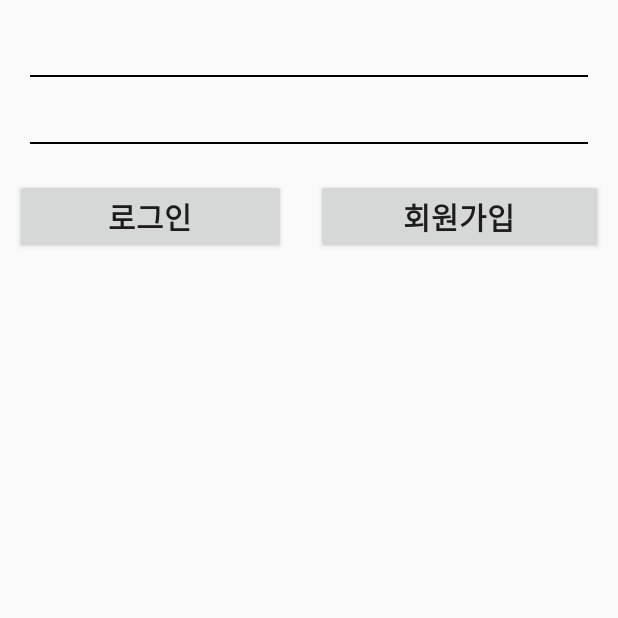
After one commit to pyowonsik/android_playground, an Android app: the FireBasePracticeActivity screen opened directly, with no data from a screen before it, on a phone screen of 412 x 824 dp, the top half of it. The commit adds this screen. Run offline under Robolectric (Android 15) with nearby library versions, the phone set to English and light mode, and no system bars; our stand-ins replace Firebase (no records; nobody signed in at launch, a user with empty details on screens opened directly), data binding.

Commit message:
feat : firebase auth

```diff
--- a/app/build.gradle.kts
+++ b/app/build.gradle.kts
@@ -1,6 +1,7 @@
 plugins {
     alias(libs.plugins.android.application)
     alias(libs.plugins.jetbrains.kotlin.android)
+    id("com.google.gms.google-services")
 }
 
 android {
@@ -50,4 +51,9 @@ dependencies {
     testImplementation(libs.junit)
     androidTestImplementation(libs.androidx.junit)
     androidTestImplementation(libs.androidx.espresso.core)
+
+    implementation(platform("com.google.firebase:firebase-bom:33.1.1"))
+    implementation("com.google.firebase:firebase-analytics")
+    implementation("com.google.firebase:firebase-auth-ktx")
+
 }
--- a/app/src/main/java/com/wspyo/android_playground/MainActivity.kt
+++ b/app/src/main/java/com/wspyo/android_playground/MainActivity.kt
@@ -9,6 +9,7 @@ import androidx.activity.enableEdgeToEdge
 import androidx.appcompat.app.AppCompatActivity
 import androidx.core.view.ViewCompat
 import androidx.core.view.WindowInsetsCompat
+import com.wspyo.android_playground.firebase.FireBasePracticeActivity
 import com.wspyo.android_playground.fragment.MainFragmentActivity
 import com.wspyo.android_playground.recyclerview.RecyclerViewPracticeActivity
 
@@ -48,5 +49,10 @@ class MainActivity : AppCompatActivity() {
         }
 
 
+        findViewById<Button>(R.id.firebaseBtn).setOnClickListener{
+            startActivity(Intent(this,FireBasePracticeActivity::class.java))
+        }
+
+
     }
 }
--- /dev/null
+++ b/app/src/main/java/com/wspyo/android_playground/firebase/FireBasePracticeActivity.kt
@@ -0,0 +1,53 @@
+package com.wspyo.android_playground.firebase
+
+import android.content.Intent
+import android.os.Bundle
+import android.widget.Toast
+import androidx.activity.enableEdgeToEdge
+import androidx.appcompat.app.AppCompatActivity
+import androidx.core.view.ViewCompat
+import androidx.core.view.WindowInsetsCompat
+import androidx.databinding.DataBindingUtil
+import com.google.firebase.auth.FirebaseAuth
+import com.google.firebase.auth.ktx.auth
+import com.google.firebase.ktx.Firebase
+import com.wspyo.android_playground.R
+import com.wspyo.android_playground.databinding.ActivityFireBasePracticeBinding
+
+class FireBasePracticeActivity : AppCompatActivity() {
+
+    private lateinit var auth: FirebaseAuth
+
+    private lateinit var binding : ActivityFireBasePracticeBinding
+
+    override fun onCreate(savedInstanceState: Bundle?) {
+        super.onCreate(savedInstanceState)
+        setContentView(R.layout.activity_fire_base_practice)
+
+        auth = Firebase.auth
+
+        binding = DataBindingUtil.setContentView(this,R.layout.activity_fire_base_practice)
+
+        val email = binding.emailArea
+        val password = binding.passwordArea
+
+
+        binding.loginBtn.setOnClickListener{
+            auth.signInWithEmailAndPassword(email.text.toString(), password.text.toString())
+                .addOnCompleteListener(this) { task ->
+                    if (task.isSuccessful) {
+                        Toast.makeText(this,"로그인 성공", Toast.LENGTH_LONG).show()
+                        val intent = Intent(this,AuthResultActivity::class.java)
+                        startActivity(intent)
+                    } else {
+                        Toast.makeText(this,"로그인 실패", Toast.LENGTH_LONG).show()
+                    }
+                }
+        }
+
+        binding.joinBtn.setOnClickListener{
+            val intent = Intent(this,JoinActivity::class.java)
+            startActivity(intent)
+        }
+    }
+}
--- /dev/null
+++ b/app/src/main/res/layout/activity_fire_base_practice.xml
@@ -0,0 +1,78 @@
+<?xml version="1.0" encoding="utf-8"?>
+
+<layout xmlns:tools="http://schemas.android.com/tools"
+    xmlns:android="http://schemas.android.com/apk/res/android"
+    xmlns:app="http://schemas.android.com/apk/res-auto">
+    <androidx.constraintlayout.widget.ConstraintLayout
+        android:id="@+id/main"
+        android:layout_width="match_parent"
+        android:layout_height="match_parent"
+        tools:context=".firebase.FireBasePracticeActivity">
+
+        <EditText
+            android:id="@+id/emailArea"
+            android:layout_width="match_parent"
+            android:layout_height="wrap_content"
+            android:layout_margin="20dp"
+            app:layout_constraintTop_toTopOf="parent"
+            android:background="@android:color/transparent" />
+
+        <LinearLayout
+            android:background="@color/black"
+            app:layout_constraintTop_toBottomOf="@+id/emailArea"
+            android:layout_width="match_parent"
+            android:layout_height="1dp"
+            android:layout_marginTop="5dp"
+            android:layout_marginRight="20dp"
+            android:layout_marginLeft="20dp" />
+
+        <EditText
+            android:id="@+id/passwordArea"
+            android:layout_width="match_parent"
+            android:layout_height="wrap_content"
+            android:layout_margin="20dp"
+            android:inputType="textPassword"
+            app:layout_constraintTop_toBottomOf="@+id/emailArea"
+            android:background="@android:color/transparent" />
+
+        <LinearLayout
+            android:background="@color/black"
+            app:layout_constraintTop_toBottomOf="@+id/passwordArea"
+            android:layout_width="match_parent"
+            android:layout_height="1dp"
+            android:layout_marginTop="5dp"
+            android:layout_marginRight="20dp"
+            android:layout_marginLeft="20dp"  />
+
+        <LinearLayout
+            android:layout_marginTop="20dp"
+            android:layout_width="match_parent"
+            android:layout_height="wrap_content"
+            app:layout_constraintTop_toBottomOf="@+id/passwordArea">
+
+            <Button
+                android:id="@+id/loginBtn"
+                android:layout_width="wrap_content"
+                android:layout_height="wrap_content"
+                android:layout_margin="10dp"
+                android:layout_weight="1"
+                android:text="로그인"
+                android:textSize="20sp"
+                android:textStyle="bold"
+                />
+
+            <Button
+                android:id="@+id/joinBtn"
+                android:layout_width="wrap_content"
+                android:layout_height="wrap_content"
+                android:layout_margin="10dp"
+                android:layout_weight="1"
+                android:text="회원가입"
+                android:textSize="20sp"
+                android:textStyle="bold" />
+        </LinearLayout>
+
+
+
+    </androidx.constraintlayout.widget.ConstraintLayout>
+</layout>
--- a/app/src/main/res/layout/main_nav.xml
+++ /dev/null
@@ -1,6 +0,0 @@
-<?xml version="1.0" encoding="utf-8"?>
-<androidx.constraintlayout.widget.ConstraintLayout xmlns:android="http://schemas.android.com/apk/res/android"
-    android:layout_width="match_parent"
-    android:layout_height="match_parent">
-
-</androidx.constraintlayout.widget.ConstraintLayout>
--- a/build.gradle.kts
+++ b/build.gradle.kts
@@ -2,4 +2,5 @@
 plugins {
     alias(libs.plugins.android.application) apply false
     alias(libs.plugins.jetbrains.kotlin.android) apply false
+    id("com.google.gms.google-services") version "4.4.2" apply false
 }
--- a/gradle/libs.versions.toml
+++ b/gradle/libs.versions.toml
@@ -10,6 +10,7 @@ material = "1.12.0"
 activity = "1.9.0"
 constraintlayout = "2.1.4"
 navigationFragmentKtx = "2.7.7"
+firebaseAuthKtx = "23.0.0"
 
 [libraries]
 androidx-core-ktx = { group = "androidx.core", name = "core-ktx", version.ref = "coreKtx" }
@@ -21,6 +22,7 @@ material = { group = "com.google.android.material", name = "material", version.r
 androidx-activity = { group = "androidx.activity", name = "activity", version.ref = "activity" }
 androidx-constraintlayout = { group = "androidx.constraintlayout", name = "constraintlayout", version.ref = "constraintlayout" }
 androidx-navigation-fragment-ktx = { group = "androidx.navigation", name = "navigation-fragment-ktx", version.ref = "navigationFragmentKtx" }
+firebase-auth-ktx = { group = "com.google.firebase", name = "firebase-auth-ktx", version.ref = "firebaseAuthKtx" }
 
 [plugins]
 android-application = { id = "com.android.application", version.ref = "agp" }
```
Also changed, not shown: app/src/main/AndroidManifest.xml (+11 -0 lines), app/src/main/java/com/wspyo/android_playground/firebase/AuthResultActivity.kt (added, +35 -0 lines), app/src/main/java/com/wspyo/android_playground/firebase/JoinActivity.kt (added, +48 -0 lines), app/src/main/res/layout/activity_auth_result.xml (added, +47 -0 lines), app/src/main/res/layout/activity_join.xml (added, +67 -0 lines), app/src/main/res/layout/activity_main.xml (+9 -0 lines), 1 other file.
